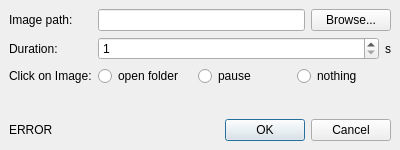
minils/EasySlideshow, file ui/settingsdialog.ui: the form before one commit.
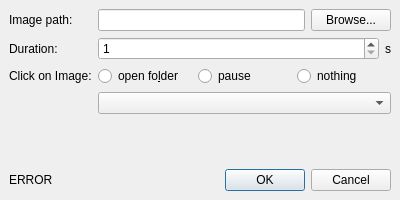
The form after the commit. Icons and pictures are not drawn.

```diff
--- a/ui/settingsdialog.ui
+++ b/ui/settingsdialog.ui
@@ -7,13 +7,13 @@
     <x>0</x>
     <y>0</y>
     <width>400</width>
-    <height>150</height>
+    <height>200</height>
    </rect>
   </property>
   <property name="minimumSize">
    <size>
     <width>400</width>
-    <height>150</height>
+    <height>200</height>
    </size>
   </property>
   <property name="maximumSize">
@@ -110,7 +110,7 @@
             <item>
              <widget class="QRadioButton" name="radioButton_2">
               <property name="text">
-               <string>open folder</string>
+               <string>open fo&amp;lder</string>
               </property>
              </widget>
             </item>
@@ -157,6 +157,20 @@
             </item>
            </layout>
           </item>
+          <item row="3" column="0">
+           <widget class="QLabel" name="labelLanguage">
+            <property name="locale">
+             <locale language="English" country="UnitedStates"/>
+            </property>
+           </widget>
+          </item>
+          <item row="3" column="1">
+           <widget class="QComboBox" name="comboBox">
+            <property name="locale">
+             <locale language="English" country="UnitedStates"/>
+            </property>
+           </widget>
+          </item>
          </layout>
         </item>
         <item>
```
Left out of the diff: 57 changed lines with no effect on the pictures.
